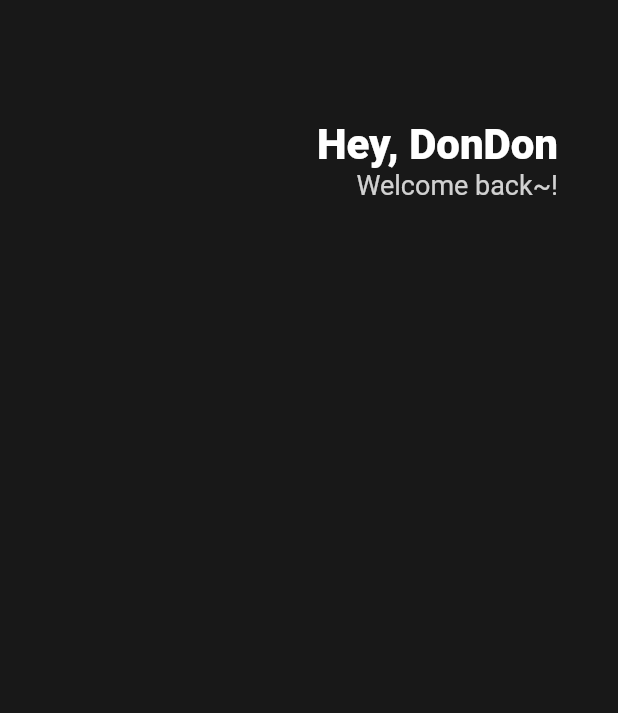
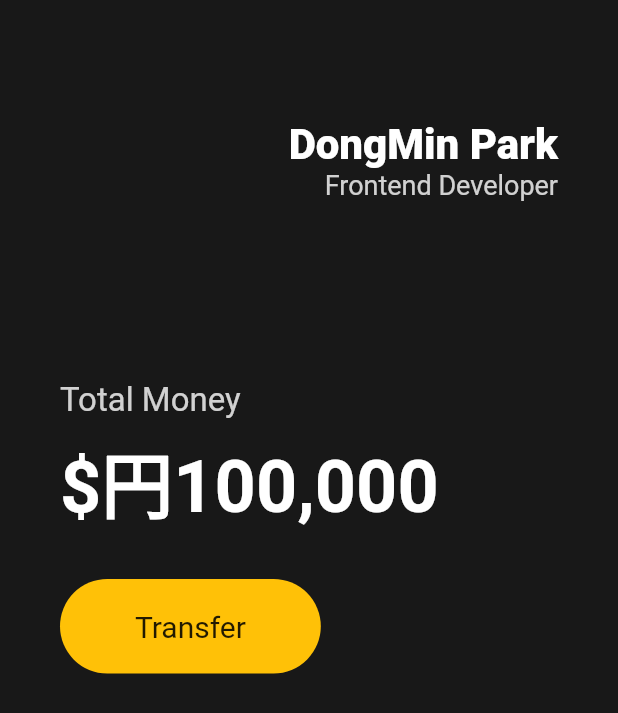
Before and after one commit to dongmin7208/line_web_comic, a Flutter app: the screen it shows after launch, on a phone screen of 412 x 824 dp. Shown: the top 713 px of the screen. Run offline on Flutter 3.47's test engine with Material 2 defaults, Android fonts, the phone set to English and light mode, and no system bars.

Commit message:
ADD: Text SizeBox

```diff
--- a/lib/main.dart
+++ b/lib/main.dart
@@ -21,6 +21,7 @@
             horizontal: 40,
           ),
           child: Column(
+            crossAxisAlignment: CrossAxisAlignment.start,
             children: [
               SizedBox(
                 height: 80,
@@ -32,7 +33,7 @@
                     crossAxisAlignment: CrossAxisAlignment.end,
                     children: [
                       Text(
-                        'Hey, DonDon',
+                        'DongMin Park',
                         style: TextStyle(
                           color: Colors.white,
                           fontSize: 28,
@@ -40,13 +41,59 @@
                         ),
                       ),
                       Text(
-                        'Welcome back~!',
+                        'Frontend Developer',
                         style: TextStyle(
                           color: Color.fromRGBO(255, 255, 255, 0.8),
                           fontSize: 18,
                         ),
                       ),
                     ],
+                  )
+                ],
+              ),
+              SizedBox(
+                height: 120,
+              ),
+              Text(
+                'Total Money',
+                style: TextStyle(
+                  fontSize: 22,
+                  color: Colors.white.withOpacity(0.8),
+                ),
+              ),
+              SizedBox(
+                height: 5,
+              ),
+              Text(
+                '\$円100,000',
+                style: TextStyle(
+                  fontSize: 48,
+                  fontWeight: FontWeight.w600,
+                  color: Colors.white,
+                ),
+              ),
+              SizedBox(
+                height: 30,
+              ),
+              Row(
+                children: [
+                  Container(
+                    decoration: BoxDecoration(
+                      color: Colors.amber,
+                      borderRadius: BorderRadius.circular(45),
+                    ),
+                    child: Padding(
+                      padding: EdgeInsets.symmetric(
+                        vertical: 20,
+                        horizontal: 50,
+                      ),
+                      child: Text(
+                        'Transfer',
+                        style: TextStyle(
+                          fontSize: 20,
+                        ),
+                      ),
+                    ),
                   )
                 ],
               )
```
